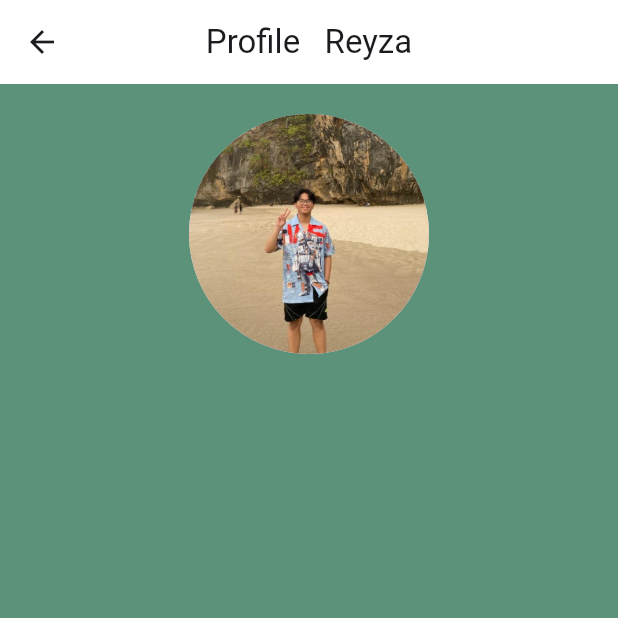
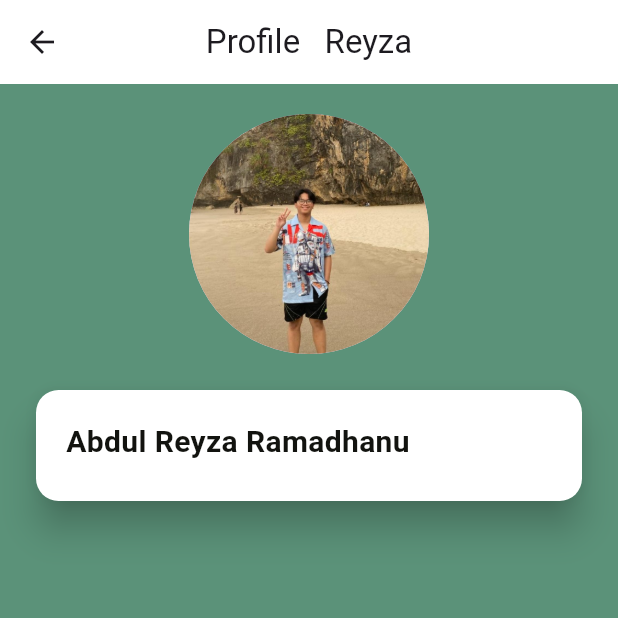
Before and after one commit to AbdulReyza/kelompok_2, a Flutter app: the ProfileReyza screen opened directly, on a phone screen of 412 x 824 dp, the top half of it. Run offline on Flutter 3.47's test engine with Material 3 defaults, Android fonts, the phone set to English and light mode, and no system bars; our stand-ins replace lottie; Roboto replaces fonts that are missing (Pixel).

Commit message:
menambah card baru

```diff
--- a/lib/presentation/profile/reyza_profile.dart
+++ b/lib/presentation/profile/reyza_profile.dart
@@ -38,6 +38,33 @@ class _ProfileReyzaState extends State<ProfileReyza> {
                 radius: 80,
                 backgroundImage: AssetImage('assets/images/reyza.jpg'),
               ),
+              const SizedBox(height: 20),
+            Card(
+              color: const Color.fromARGB(255, 255, 255, 255),
+              elevation: 10,
+              shape: RoundedRectangleBorder(
+                borderRadius: BorderRadius.circular(15),
+              ),
+               child: Container(
+                width: double.infinity,
+                padding: const EdgeInsets.all(20),
+                child: Column(
+                  crossAxisAlignment: CrossAxisAlignment.start,
+                  children: const [
+                    /// NAMA
+                    Text(
+                      'Abdul Reyza Ramadhanu',
+                      style: TextStyle(
+                        fontSize: 20,
+                        fontWeight: FontWeight.bold,
+                        color: Color(0xFF12130F),
+                      ),
+                    ),
+                    SizedBox(height: 5),
+                  ],
+            ),
+               ),
+               ),
             ],
             ),
           ),
```
